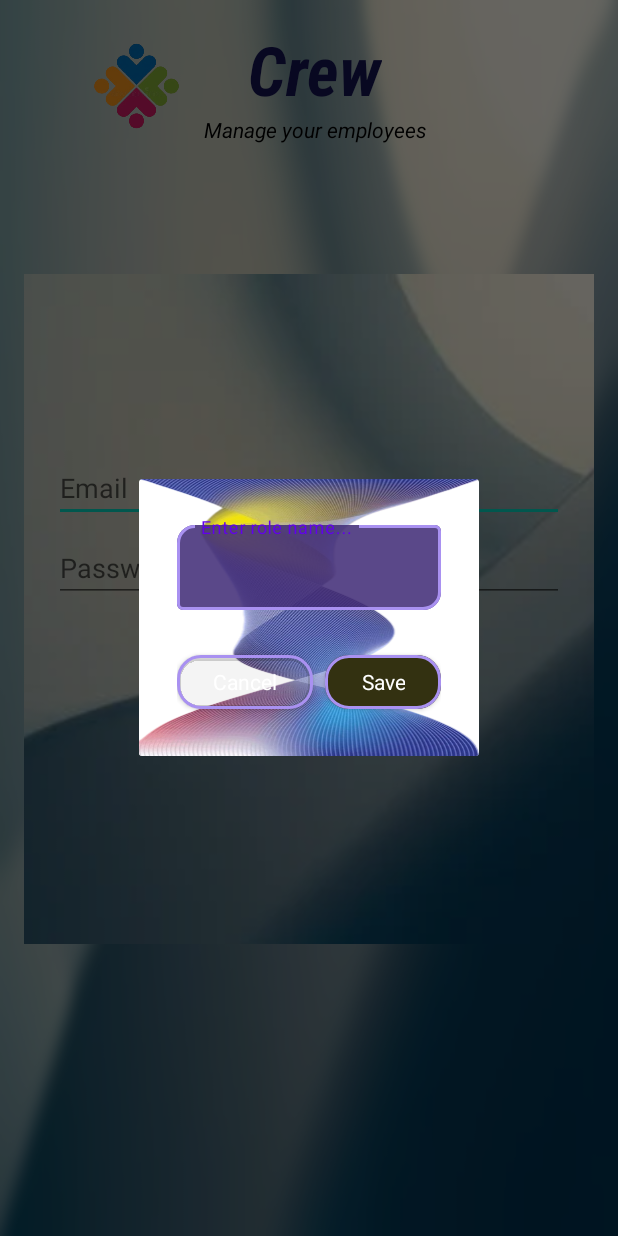
After one commit to sintsh/Crew, an Android app: the RoleDialogFragment screen opened through its navigation route, on a phone screen of 412 x 824 dp. The commit adds this screen. Run offline under Robolectric (Android 15) with nearby library versions, the phone set to English and light mode, and no system bars; our stand-ins replace Dagger/Hilt's generated code.

Commit message:
dialog perfected for navigation

```diff
--- /dev/null
+++ b/app/src/main/java/com/example/crew/app/ui/dialogs/RoleDialogFragment.kt
@@ -0,0 +1,29 @@
+package com.example.crew.app.ui.dialogs
+
+import android.os.Bundle
+import androidx.fragment.app.Fragment
+import android.view.LayoutInflater
+import android.view.View
+import android.view.ViewGroup
+import androidx.fragment.app.DialogFragment
+import com.example.crew.R
+class RoleDialogFragment : DialogFragment() {
+
+    override fun onCreateView(
+        inflater: LayoutInflater, container: ViewGroup?,
+        savedInstanceState: Bundle?
+    ): View? {
+
+        return inflater.inflate(R.layout.fragment_role_dialog, container, false)
+    }
+
+    companion object {
+        @JvmStatic
+        fun newInstance(param1: String, param2: String) =
+            RoleDialogFragment().apply {
+                arguments = Bundle().apply {
+
+                }
+            }
+    }
+}
--- a/app/src/main/java/com/example/crew/app/ui/fragments/admin/AdminMainFragment.kt
+++ b/app/src/main/java/com/example/crew/app/ui/fragments/admin/AdminMainFragment.kt
@@ -1,14 +1,18 @@
 package com.example.crew.app.ui.fragments.admin
 
 import android.os.Bundle
+import android.util.Log
 import androidx.fragment.app.Fragment
 import android.view.LayoutInflater
 import android.view.View
 import android.view.ViewGroup
+import androidx.navigation.fragment.findNavController
 import com.example.crew.R
 import com.example.crew.app.ui.adapters.EmployeeViewPagerAdapter
 import com.example.crew.app.ui.helpers.admin.ActionType
 import com.example.crew.databinding.FragmentAdminMainBinding
+import com.example.crew.domain.entities.EmployeeWithAction
+import com.example.crew.domain.entities.toEmployee
 import com.google.android.material.tabs.TabLayoutMediator
 
 class AdminMainFragment : Fragment(R.layout.fragment_admin_main) {
@@ -37,6 +41,7 @@ class AdminMainFragment : Fragment(R.layout.fragment_admin_main) {
             tab.text = pageNameOptions[pos%3]
         }.attach()
 
+
         return binding.root
     }
 }
--- a/app/src/main/res/layout/fragment_admin_roles.xml
+++ b/app/src/main/res/layout/fragment_admin_roles.xml
@@ -3,7 +3,7 @@
     xmlns:tools="http://schemas.android.com/tools"
     android:layout_width="match_parent"
     android:layout_height="match_parent"
-    tools:context=".app.ui.fragments.admin.AdminRolesFragment">
+    >
 
     <!-- TODO: Update blank fragment layout -->
     <TextView
--- /dev/null
+++ b/app/src/main/res/layout/fragment_role_dialog.xml
@@ -0,0 +1,56 @@
+<?xml version="1.0" encoding="utf-8"?>
+<ScrollView
+    xmlns:android="http://schemas.android.com/apk/res/android"
+    xmlns:tools="http://schemas.android.com/tools"
+    android:layout_width="match_parent"
+    android:layout_height="wrap_content"
+    xmlns:app="http://schemas.android.com/apk/res-auto"
+    tools:context=".app.ui.dialogs.RoleDialogFragment"
+    >
+    <androidx.constraintlayout.widget.ConstraintLayout
+        android:layout_width="match_parent"
+        android:layout_height="wrap_content"
+        android:padding="25dp"
+        android:background="@drawable/dialog_background"
+        >
+
+        <com.google.android.material.textfield.TextInputLayout
+            android:id="@+id/role_name_layout"
+            style="@style/CustomEditTextStyle"
+            android:layout_width="0dp"
+            android:layout_height="wrap_content"
+            app:layout_constraintTop_toTopOf="parent"
+            app:layout_constraintStart_toStartOf="parent"
+            app:layout_constraintEnd_toEndOf="parent">
+
+            <com.google.android.material.textfield.TextInputEditText
+                android:id="@+id/role_name"
+                android:layout_width="match_parent"
+                android:textColor="@color/white"
+                android:textColorHint="@color/white"
+                android:layout_height="wrap_content"
+                android:hint="Enter role name..." />
+        </com.google.android.material.textfield.TextInputLayout>
+
+        <com.google.android.material.button.MaterialButton
+            android:id="@+id/cancel_button"
+            style="@style/CustomButtonStyle"
+            android:layout_width="wrap_content"
+            android:layout_height="wrap_content"
+            android:layout_marginTop="24dp"
+            app:layout_constraintTop_toBottomOf="@id/role_name_layout"
+            app:layout_constraintEnd_toStartOf="@id/save_button"
+            android:layout_marginEnd="8dp"
+            android:text="Cancel" />
+
+        <com.google.android.material.button.MaterialButton
+            android:id="@+id/save_button"
+            style="@style/CustomSaveButtonStyle"
+            android:layout_width="wrap_content"
+            android:layout_height="wrap_content"
+            app:layout_constraintTop_toTopOf="@id/cancel_button"
+            app:layout_constraintEnd_toEndOf="parent"
+            android:text="Save" />
+
+    </androidx.constraintlayout.widget.ConstraintLayout>
+</ScrollView>
--- a/app/src/main/res/navigation/crew_navigation.xml
+++ b/app/src/main/res/navigation/crew_navigation.xml
@@ -5,23 +5,6 @@
     android:id="@+id/crew_navigation"
     app:startDestination="@id/loginFragment">
 
-    <fragment
-        android:id="@+id/adminHomeFragment"
-        android:name="com.example.crew.app.ui.fragments.admin.AdminHomeFragment"
-        android:label="fragment_admin_home"
-        tools:layout="@layout/fragment_admin_home" >
-        <action
-            android:id="@+id/action_adminHomeFragment_to_employeeActionDialogFragment"
-            app:destination="@id/employeeActionDialogFragment" />
-        <argument
-            android:name="employeeFromDialog"
-            app:argType="com.example.crew.domain.entities.EmployeeDE"
-            app:nullable="true"
-            android:defaultValue="@null" />
-        <argument
-            android:name="actionType"
-            app:argType="com.example.crew.app.ui.helpers.admin.ActionType" />
-    </fragment>
     <fragment
         android:id="@+id/loginFragment"
         android:name="com.example.crew.app.ui.fragments.login.LoginFragment"
@@ -35,10 +18,8 @@
         android:id="@+id/employeeActionDialogFragment"
         android:name="com.example.crew.app.ui.dialogs.EmployeeActionDialogFragment"
         android:label="fragment_employee_action_dialog"
-        tools:layout="@layout/fragment_employee_action_dialog" >
-        <action
-            android:id="@+id/action_employeeActionDialogFragment_to_adminHomeFragment"
-            app:destination="@id/adminHomeFragment" />
+        tools:layout="@layout/fragment_employee_action_dialog"
+        >
         <argument
             android:name="employee"
             app:argType="com.example.crew.domain.entities.EmployeeDE"
@@ -51,5 +32,23 @@
         android:id="@+id/adminMainFragment"
         android:name="com.example.crew.app.ui.fragments.admin.AdminMainFragment"
         android:label="fragment_admin_main"
-        tools:layout="@layout/fragment_admin_main" />
+        tools:layout="@layout/fragment_admin_main" >
+        <action
+            android:id="@+id/action_adminMainFragment_to_employeeActionDialogFragment"
+            app:launchSingleTop="true"
+            app:destination="@id/employeeActionDialogFragment" />
+    </fragment>
+    <fragment
+        android:id="@+id/adminRolesFragment"
+        android:name="com.example.crew.app.ui.fragments.admin.AdminRolesFragment"
+        android:label="AdminRolesFragment" >
+        <action
+            android:id="@+id/action_adminRolesFragment_to_roleDialogFragment"
+            app:destination="@id/roleDialogFragment" />
+    </fragment>
+    <dialog
+        android:id="@+id/roleDialogFragment"
+        android:name="com.example.crew.app.ui.dialogs.RoleDialogFragment"
+        android:label="fragment_role_dialog"
+        tools:layout="@layout/fragment_role_dialog" />
 </navigation>
```
Also changed, not shown: app/src/main/java/com/example/crew/app/ui/adapters/RoleListRecyclerAdapter.kt (added, +71 -0 lines), app/src/main/java/com/example/crew/app/ui/dialogs/EmployeeActionDialogFragment.kt (+13 -4 lines), app/src/main/java/com/example/crew/app/ui/fragments/admin/AdminHomeFragment.kt (+26 -26 lines), app/src/main/java/com/example/crew/app/ui/fragments/admin/AdminRolesFragment.kt (+76 -2 lines), app/src/main/java/com/example/crew/domain/entities/EmployeeWithAction.kt (added, +11 -0 lines).
